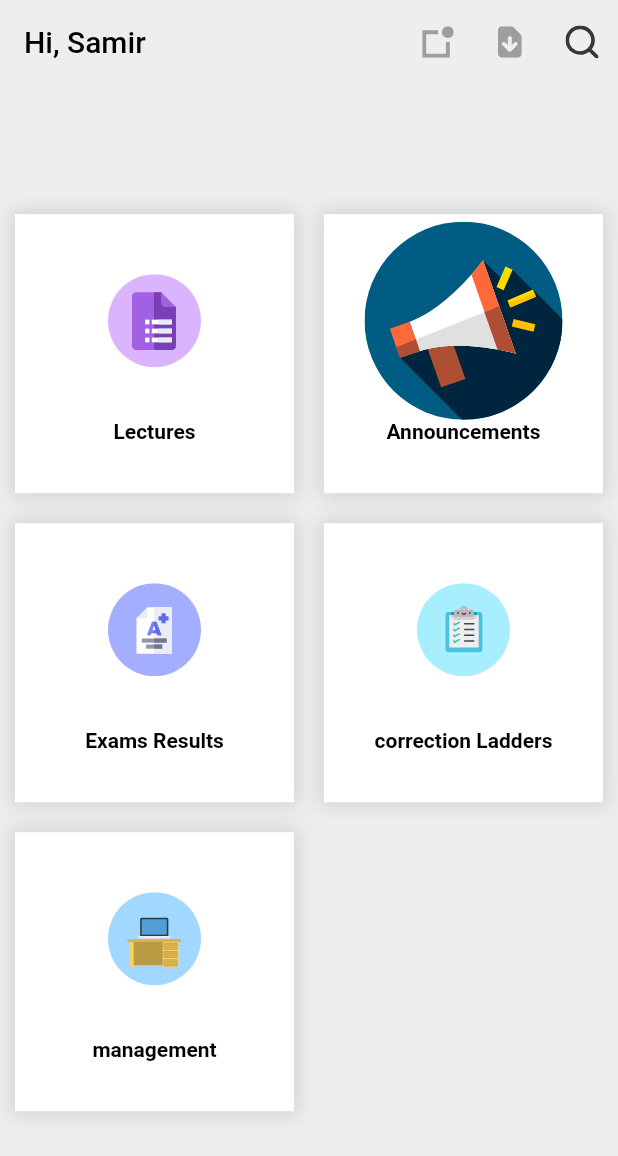
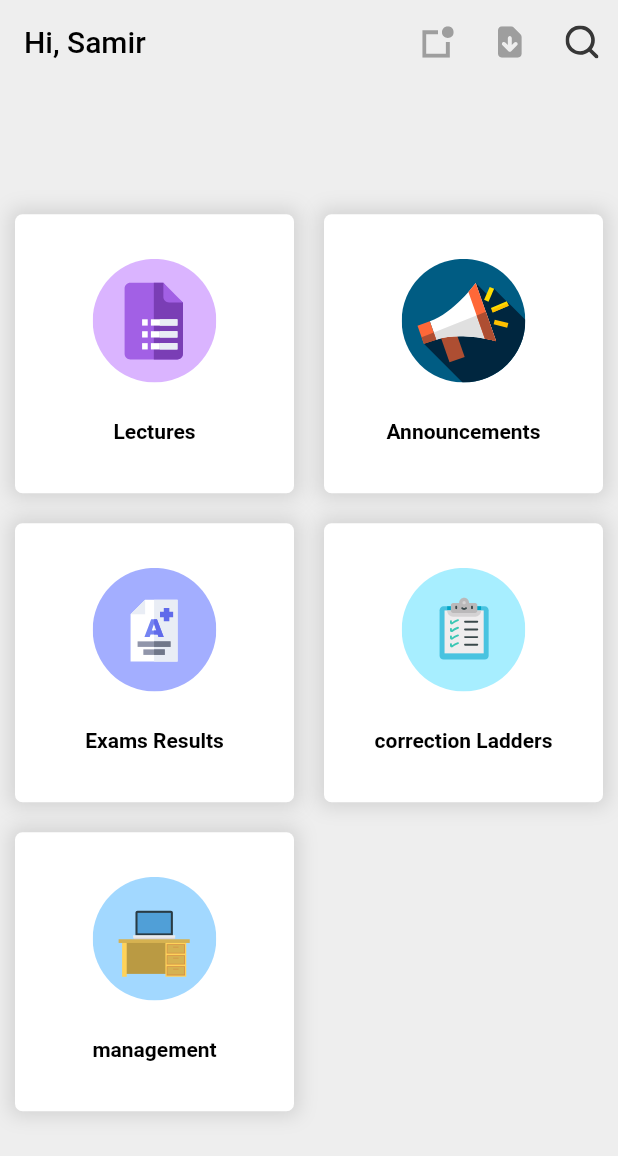
Before and after one commit to Samir-N-Ahmad/university_management_system, a Flutter app: the screen it shows after launch, on a phone screen of 412 x 824 dp. Shown: the top 1156 px of the screen. Run offline on Flutter 3.47's test engine with Material 2 defaults, Android fonts, the phone set to English and light mode, and no system bars; our stand-ins replace flutter_svg.

Commit message:
UMS-1 Determine Svg image width.

```diff
--- a/lib/view/widgets/main_section_widget.dart
+++ b/lib/view/widgets/main_section_widget.dart
@@ -30,7 +30,10 @@ class MainSectionWidget extends StatelessWidget {
                   flex: 3,
                   child: SvgPicture.asset(
                     _icon,
-                    fit: BoxFit.contain,
+                    width: MediaQuery.of(context).orientation ==
+                            Orientation.landscape
+                        ? MediaQuery.of(context).size.width * 0.1
+                        : MediaQuery.of(context).size.width * 0.2,
                   )),
               Expanded(
                   child: Text(
@@ -40,9 +43,13 @@ class MainSectionWidget extends StatelessWidget {
             ],
           ),
           padding: EdgeInsets.all(5),
-          decoration: BoxDecoration(color: Colors.white, boxShadow: [
-            BoxShadow(color: Color(0x77B2B2B2), blurRadius: 10, spreadRadius: 3)
-          ]),
+          decoration: BoxDecoration(
+              borderRadius: BorderRadius.circular(5),
+              color: Colors.white,
+              boxShadow: [
+                BoxShadow(
+                    color: Color(0x77B2B2B2), blurRadius: 10, spreadRadius: 3)
+              ]),
         ));
   }
 }
```
